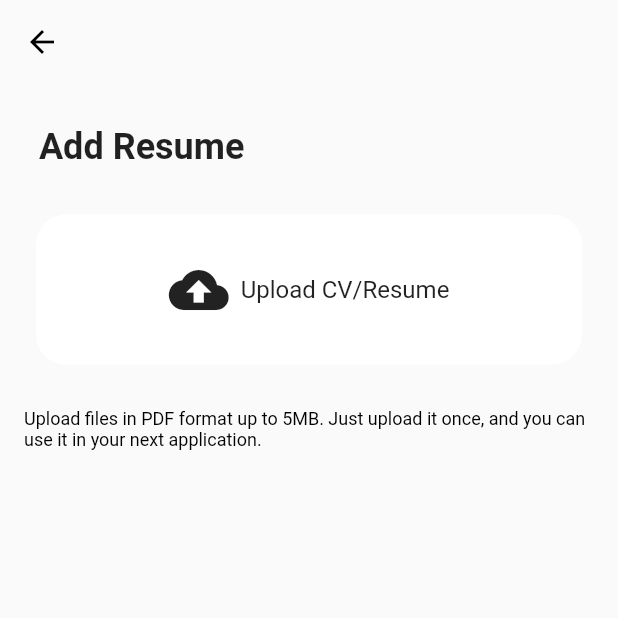
After one commit to UMESH-042/Gigs, a Flutter app: the UploadCVWidget screen opened directly, on a phone screen of 412 x 824 dp, the top half of it. The commit adds this screen. Run offline on Flutter 3.47's test engine with Material 2 defaults, Android fonts, the phone set to English and light mode, and no system bars; our stand-ins replace animated_splash_screen, cached_network_image, cloud_firestore, curved_navigation_bar, file_picker, firebase_auth and 8 more; missing offline and left inert: external_app_launcher; accounts and stored records are empty; network calls fail.

Commit message:
Added Resume section

```diff
--- /dev/null
+++ b/lib/profile_APIs/Add_resume.dart
@@ -0,0 +1,176 @@
+import 'package:flutter/material.dart';
+import 'package:file_picker/file_picker.dart';
+import 'dart:io';
+
+class UploadCVWidget extends StatefulWidget {
+  @override
+  _UploadCVWidgetState createState() => _UploadCVWidgetState();
+}
+
+class _UploadCVWidgetState extends State<UploadCVWidget> {
+  File? selectedFile;
+  String? selectedFileName;
+  String? fileSizeError;
+
+
+// Function to handle the file selection
+Future<void> _selectFile() async {
+  FilePickerResult? result = await FilePicker.platform.pickFiles(
+    type: FileType.custom,
+    allowedExtensions: ['pdf'],
+  );
+
+  if (result != null) {
+    PlatformFile file = result.files.first; // Get the selected file
+    setState(() {
+      selectedFile = File(file.path!);
+      selectedFileName = file.name;
+      fileSizeError = null;
+    });
+  }
+}
+
+void clearSelectedFile() {
+  setState(() {
+    selectedFile = null;
+    selectedFileName = null;
+  });
+}
+
+
+
+  @override
+  Widget build(BuildContext context) {
+    final isFileSelected = selectedFile != null;
+    return Scaffold(
+      appBar: AppBar(
+        backgroundColor: Colors.transparent,
+        elevation: 0,
+        iconTheme: IconThemeData(color: Colors.black),
+        leading: IconButton(
+          icon: Icon(Icons.arrow_back),
+          onPressed: () {
+            Navigator.pop(context); // Navigate back
+          },
+        ),
+      ),
+      body: Padding(
+        padding: const EdgeInsets.all(8.0),
+        child: Column(
+          crossAxisAlignment: CrossAxisAlignment.start,
+          children: [
+            SizedBox(height: 20),
+            Text(
+              '   Add Resume',
+              style: TextStyle(
+                fontSize: 24,
+                fontWeight: FontWeight.bold,
+              ),
+            ),
+            SizedBox(height: 15),
+            Padding(
+              padding: const EdgeInsets.all(16.0),
+              child: GestureDetector(
+                onTap: (){
+                  _selectFile();
+                },
+                child: CustomPaint(
+
+                  child: Container(
+                    width: MediaQuery.of(context).size.width * 0.9,
+                    height: isFileSelected ? 140.0 : 100.0,
+                    decoration: BoxDecoration(
+                      borderRadius: BorderRadius.circular(20.0),
+                      color: isFileSelected
+                          ? Color.fromARGB(255, 227, 217, 229)
+                          : Colors.white,
+                    ),
+                    child: Column(
+                      mainAxisAlignment: MainAxisAlignment.center,
+                      crossAxisAlignment: CrossAxisAlignment.center,
+                      children: <Widget>[
+                        Row(
+                          mainAxisAlignment: MainAxisAlignment.center,
+                          children: <Widget>[
+                            Icon(
+                              isFileSelected
+                                  ? Icons.insert_drive_file
+                                  : Icons.cloud_upload,
+                              size: 40,
+                              color: isFileSelected
+                                  ? Color.fromARGB(255, 209, 75, 37)
+                                  : null,
+                            ),
+                            SizedBox(width: 8),
+                            Column(
+                              mainAxisAlignment: MainAxisAlignment.center,
+                              crossAxisAlignment: CrossAxisAlignment.start,
+                              children: <Widget>[
+                                Text(
+                                  selectedFile != null
+                                      ? selectedFileName ?? 'Upload CV/Resume'
+                                      : 'Upload CV/Resume',
+                                  style: TextStyle(fontSize: 16.0),
+                                ),
+                                if (selectedFile != null)
+                                  Text(
+                                    '${selectedFile!.lengthSync() ~/ 1024} KB',
+                                    style: TextStyle(fontSize: 12.0),
+                                  ),
+                              ],
+                            ),
+                          ],
+                        ),
+                        if (isFileSelected)
+                          Padding(
+                            padding: const EdgeInsets.only(right: 20.0, bottom: 1, top: 10),
+                            child: GestureDetector(
+                              onTap:  clearSelectedFile,
+                              child: Row(
+                                mainAxisAlignment: MainAxisAlignment.end,
+                                crossAxisAlignment: CrossAxisAlignment.center,
+                                children: [
+                                  Icon(
+                                    Icons.delete,
+                                    color: Color.fromARGB(255, 209, 75, 37),
+                                    size: 25,
+                                  ),
+                                ],
+                              ),
+                            ),
+                          ),
+                      ],
+                    ),
+                  ),
+                ),
+              ),
+            ),
+            SizedBox(height: 5),
+            Padding(
+              padding: const EdgeInsets.all(8.0),
+              child: Text(
+                'Upload files in PDF format up to 5MB. Just upload it once, and you can use it in your next application.',
+                style: TextStyle(
+                  fontSize: 12,
+                  color: Colors.black,
+                ),
+              ),
+            ),
+
+            if (fileSizeError != null)
+              Padding(
+                padding: const EdgeInsets.all(8.0),
+                child: Text(
+                  fileSizeError!,
+                  style: TextStyle(
+                    fontSize: 12,
+                    color: Colors.red,
+                  ),
+                ),
+              ),
+          ],
+        ),
+      ),
+    );
+  }
+}
--- a/pubspec.yaml
+++ b/pubspec.yaml
@@ -56,6 +56,7 @@ dependencies:
   firebase_storage: ^11.2.5
   image_picker: ^1.0.2
   intl: ^0.18.1
+  file_picker: ^6.0.0
 
 
 
```
Also changed, not shown: lib/view/Porfile/Profile_page.dart (+117 -0 lines), pubspec.lock.
